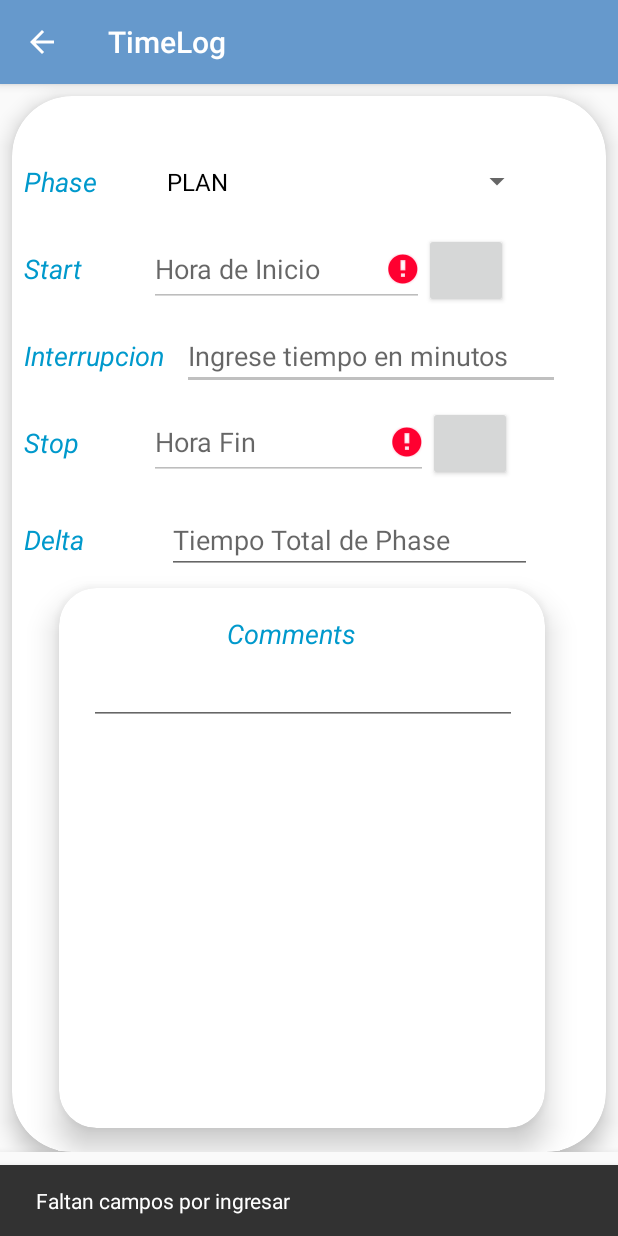
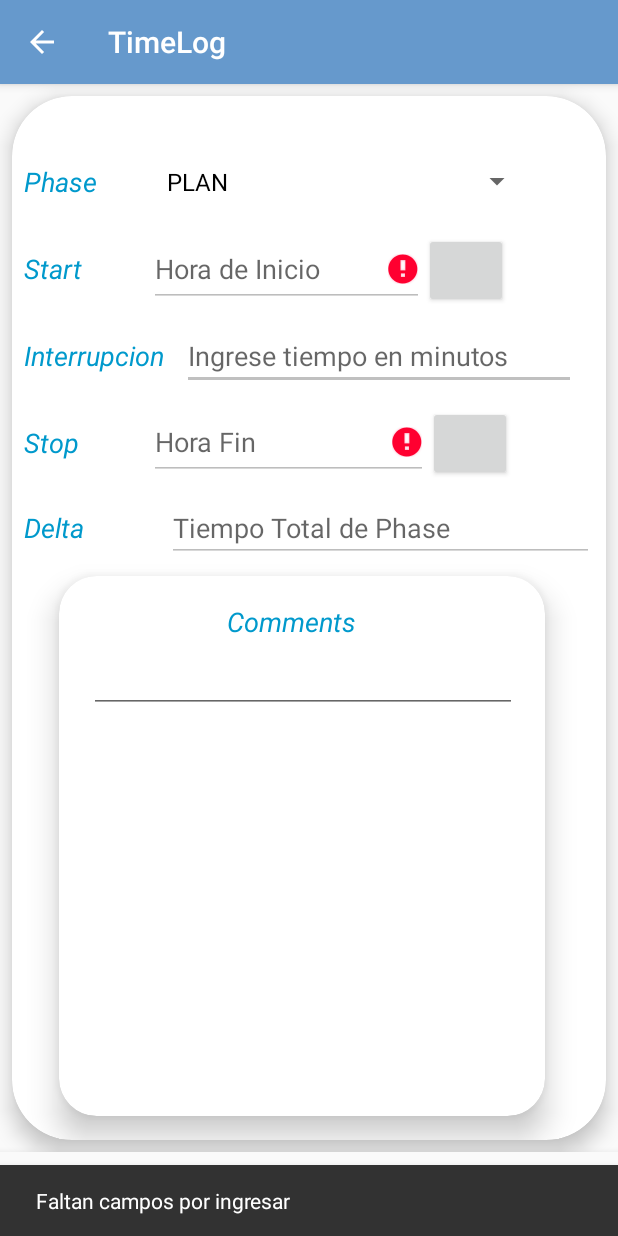
Before and after one commit to DARWorldSkills/ProyectoPSP7, an Android app: the TimeLog screen opened directly, with no data from a screen before it, item 2 of the bottom bar chosen, on a phone screen of 412 x 824 dp. Run offline under Robolectric (Android 15) with nearby library versions, the phone set to English and light mode, and no system bars.

Commit message:
commit10

```diff
--- a/ProyectoPSP7/app/src/main/java/com/aprendiz/ragp/proyectopsp7/Fragments/FragmentPhaseRemoved.java
+++ b/ProyectoPSP7/app/src/main/java/com/aprendiz/ragp/proyectopsp7/Fragments/FragmentPhaseRemoved.java
@@ -61,7 +61,7 @@ public class FragmentPhaseRemoved extends Fragment {
             recyclerView.setHasFixedSize(true);
 
         }else{
-            Snackbar.make(view,"No se ha ingresado el timepo planeado del proyecto",Snackbar.LENGTH_SHORT).show();
+            //Snackbar.make(view,"No se ha ingresado el timepo planeado del proyecto",Snackbar.LENGTH_SHORT).show();
         }
 
 
--- a/ProyectoPSP7/app/src/main/java/com/aprendiz/ragp/proyectopsp7/Fragments/FragmentPhasel.java
+++ b/ProyectoPSP7/app/src/main/java/com/aprendiz/ragp/proyectopsp7/Fragments/FragmentPhasel.java
@@ -60,7 +60,7 @@ public class FragmentPhasel extends Fragment {
             recyclerView.setHasFixedSize(true);
 
         }else{
-            Snackbar.make(view,"No se ha ingresado el timepo planeado del proyecto",Snackbar.LENGTH_SHORT).show();
+            //Snackbar.make(view,"No se ha ingresado el timepo planeado del proyecto",Snackbar.LENGTH_SHORT).show();
         }
 
         return view;
--- a/ProyectoPSP7/app/src/main/java/com/aprendiz/ragp/proyectopsp7/controllers/DefectLog.java
+++ b/ProyectoPSP7/app/src/main/java/com/aprendiz/ragp/proyectopsp7/controllers/DefectLog.java
@@ -292,7 +292,7 @@ public class DefectLog extends AppCompatActivity implements View.OnClickListener
     private void reiniciarCronometro() {
         bandera1 = false;
         tiempo[0]=0;
-        tiempo[0]=1;
+        tiempo[1]=0;
         txtfixtime.setText("0" + tiempo[1] + ":" + "0" + tiempo[0]);
     }
 
@@ -317,6 +317,7 @@ public class DefectLog extends AppCompatActivity implements View.OnClickListener
     public void inputData(){
         validarCampos();
         if (validar>1) {
+            bandera1=false;
             final CDefectLog cDefectLog = new CDefectLog();
             cDefectLog.setDate(txtDate.getText().toString());
             cDefectLog.setType(spinerType.getSelectedItem().toString());
@@ -345,6 +346,7 @@ public class DefectLog extends AppCompatActivity implements View.OnClickListener
                     managerDB.insertDefectLog(cDefectLog);
                     Snackbar.make(contenedor,"Se ha guardado correctamente",Snackbar.LENGTH_SHORT).show();
                     limpiarCampo();
+                    reiniciarCronometro();
 
                 }
             });
--- a/ProyectoPSP7/app/src/main/java/com/aprendiz/ragp/proyectopsp7/controllers/TimeLog.java
+++ b/ProyectoPSP7/app/src/main/java/com/aprendiz/ragp/proyectopsp7/controllers/TimeLog.java
@@ -119,6 +119,13 @@ public class TimeLog extends AppCompatActivity implements View.OnClickListener{
             txtHoraFin.setError("Campo Necesario");
         }
 
+        if (delta>=0){
+            validar++;
+        }else {
+            txtDelta.setError("No puede ser negativo");
+
+        }
+
     }
 
     private void ListarPhase() {
@@ -217,7 +224,7 @@ public class TimeLog extends AppCompatActivity implements View.OnClickListener{
 
     public void inputData(){
         validarCampos();
-        if (validar>1) {
+        if (validar>2) {
             final CTimeLog cTimeLog = new CTimeLog();
             cTimeLog.setPhase(spinnerPhase.getSelectedItem().toString());
             cTimeLog.setStart(txtHorainicio.getText().toString());
--- a/ProyectoPSP7/app/src/main/res/layout/activity_time_log.xml
+++ b/ProyectoPSP7/app/src/main/res/layout/activity_time_log.xml
@@ -10,6 +10,7 @@
     <android.support.v7.widget.CardView
         android:layout_width="0dp"
         android:layout_height="0dp"
+        android:layout_marginBottom="8dp"
         android:layout_marginEnd="8dp"
         android:layout_marginStart="8dp"
         android:layout_marginTop="8dp"
@@ -90,8 +91,7 @@
                 <Button
                     android:id="@+id/btnStart"
                     android:layout_width="56dp"
-                    android:layout_height="50dp"
-                   />
+                    android:layout_height="50dp" />
 
 
             </LinearLayout>
@@ -119,10 +119,11 @@
 
                 <EditText
                     android:id="@+id/txtInterrupcion"
-                    android:layout_width="252dp"
+                    android:layout_width="match_parent"
                     android:layout_height="wrap_content"
+                    android:layout_marginLeft="12dp"
+                    android:layout_marginRight="12dp"
                     android:hint="Ingrese tiempo en minutos"
-                    android:layout_marginLeft="12dp"
                     android:inputType="number" />
 
             </LinearLayout>
@@ -168,15 +169,14 @@
                 android:id="@+id/linearLayout5"
                 android:layout_width="0dp"
                 android:layout_height="48dp"
-                android:layout_marginBottom="133dp"
                 android:layout_marginEnd="8dp"
                 android:layout_marginStart="8dp"
-                android:layout_marginTop="272dp"
-                app:layout_constraintBottom_toTopOf="@+id/navigation"
+                android:layout_marginTop="8dp"
                 app:layout_constraintEnd_toEndOf="parent"
                 app:layout_constraintHorizontal_bias="1.0"
                 app:layout_constraintStart_toStartOf="parent"
-                app:layout_constraintTop_toTopOf="parent">
+                tools:layout_editor_absoluteY="272dp"
+                app:layout_constraintTop_toBottomOf="@+id/linearLayout10">
 
                 <TextView
                     android:layout_width="83dp"
@@ -189,10 +189,11 @@
 
                 <EditText
                     android:id="@+id/txtDelta"
-                    android:layout_width="243dp"
-                    android:hint="Tiempo Total de Phase"
+                    android:layout_width="match_parent"
                     android:layout_height="wrap_content"
-                    android:layout_marginLeft="12dp" />
+                    android:layout_marginLeft="12dp"
+                    android:enabled="false"
+                    android:hint="Tiempo Total de Phase" />
 
 
             </LinearLayout>
```
Also changed, not shown: ProyectoPSP7/app/src/main/res/layout/activity_defect_log.xml (+5 -7 lines).
